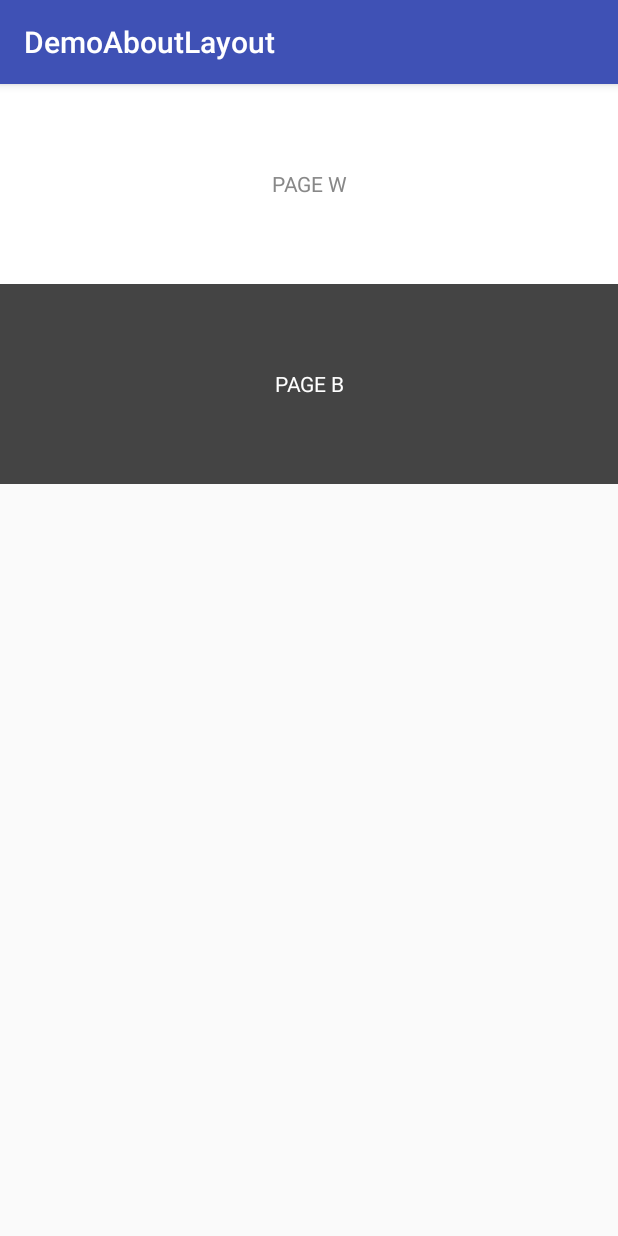
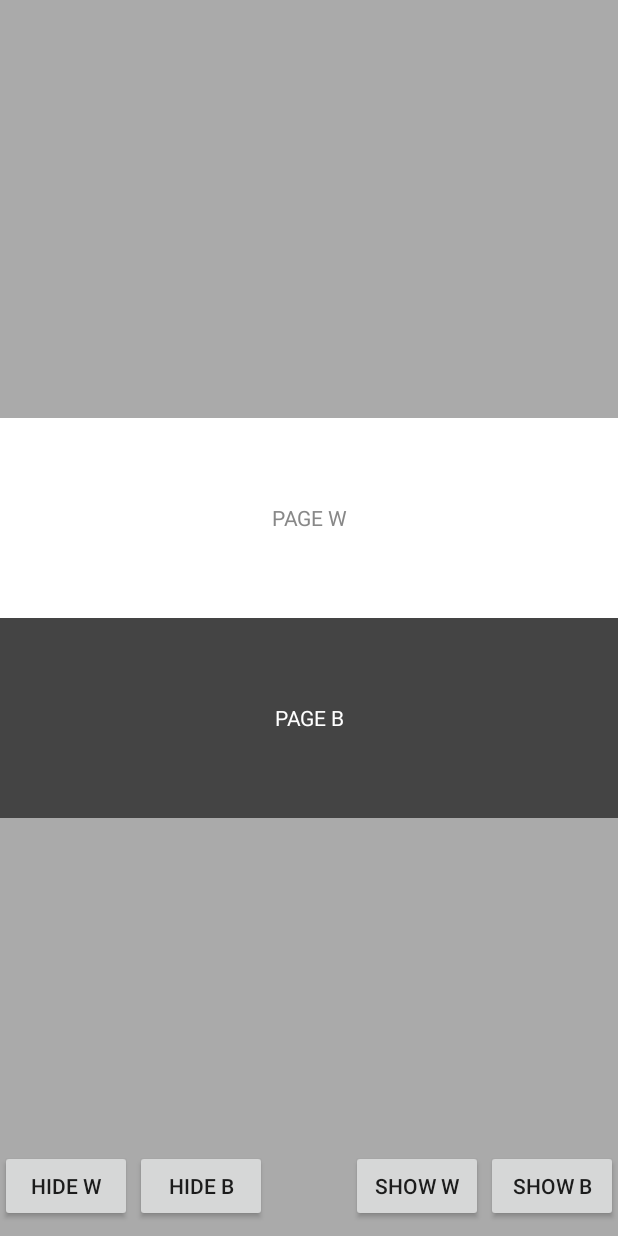
Before and after one commit to looa/DemoAboutLayout, an Android app: the screen it shows after launch (MainActivity), on a phone screen of 412 x 824 dp. Run offline under Robolectric (Android 15) with nearby library versions, the phone set to English and light mode, and no system bars.

```diff
--- a/app/src/main/java/org/looa/demoaboutlayout/MainActivity.java
+++ b/app/src/main/java/org/looa/demoaboutlayout/MainActivity.java
@@ -1,13 +1,46 @@
 package org.looa.demoaboutlayout;
 
-import android.support.v7.app.AppCompatActivity;
+import android.app.Activity;
 import android.os.Bundle;
+import android.view.View;
+import android.widget.Button;
 
-public class MainActivity extends AppCompatActivity {
+public class MainActivity extends Activity implements View.OnClickListener {
+
+    private MyView myView;
+    private Button button1, button2, button3, button4;
 
     @Override
     protected void onCreate(Bundle savedInstanceState) {
         super.onCreate(savedInstanceState);
         setContentView(R.layout.activity_main);
+
+        myView = (MyView) findViewById(R.id.my_view);
+
+        button1 = (Button) findViewById(R.id.button1);
+        button2 = (Button) findViewById(R.id.button2);
+        button3 = (Button) findViewById(R.id.button3);
+        button4 = (Button) findViewById(R.id.button4);
+
+        button1.setOnClickListener(this);
+        button2.setOnClickListener(this);
+        button3.setOnClickListener(this);
+        button4.setOnClickListener(this);
+    }
+
+    @Override
+    public void onClick(View v) {
+        if (v == button1) {
+            myView.hide(0);
+        }
+        if (v == button2) {
+            myView.hide(1);
+        }
+        if (v == button3) {
+            myView.show(0);
+        }
+        if (v == button4) {
+            myView.show(1);
+        }
     }
 }
--- a/app/src/main/java/org/looa/demoaboutlayout/MyView.java
+++ b/app/src/main/java/org/looa/demoaboutlayout/MyView.java
@@ -4,6 +4,7 @@ import android.content.Context;
 import android.graphics.Color;
 import android.util.AttributeSet;
 import android.view.Gravity;
+import android.view.View;
 import android.widget.LinearLayout;
 import android.widget.TextView;
 
@@ -51,4 +52,20 @@ public class MyView extends LinearLayout {
         addView(tv1, params1);
         addView(tv2, params2);
     }
+
+    public void hide(int position) {
+        View v = position == 0 ? tv1 : tv2;
+        if (v.getParent() == null) return;
+        detachViewFromParent(v);
+        invalidate();
+        requestLayout();
+    }
+
+    public void show(int position) {
+        View v = position == 0 ? tv1 : tv2;
+        if (v.getParent() != null) return;
+        attachViewToParent(v, 0, v.getLayoutParams());
+        invalidate();
+        requestLayout();
+    }
 }
--- a/app/src/main/res/layout/activity_main.xml
+++ b/app/src/main/res/layout/activity_main.xml
@@ -4,9 +4,51 @@
     android:id="@+id/activity_main"
     android:layout_width="match_parent"
     android:layout_height="match_parent"
+    android:background="@android:color/darker_gray"
     tools:context="org.looa.demoaboutlayout.MainActivity">
 
     <org.looa.demoaboutlayout.MyView
+        android:id="@+id/my_view"
         android:layout_width="match_parent"
-        android:layout_height="match_parent" />
+        android:layout_height="wrap_content"
+        android:layout_centerInParent="true"
+        android:background="@color/colorAccent"/>
+
+    <Button
+        android:id="@+id/button1"
+        android:layout_width="wrap_content"
+        android:layout_height="wrap_content"
+        android:layout_alignParentBottom="true"
+        android:layout_alignParentLeft="true"
+        android:layout_marginBottom="9dp"
+        android:text="Hide W" />
+
+    <Button
+        android:id="@+id/button2"
+        android:layout_width="wrap_content"
+        android:layout_height="wrap_content"
+        android:layout_marginLeft="90dp"
+        android:layout_alignParentBottom="true"
+        android:layout_alignParentLeft="true"
+        android:layout_marginBottom="9dp"
+        android:text="Hide B" />
+
+    <Button
+        android:id="@+id/button3"
+        android:layout_width="wrap_content"
+        android:layout_height="wrap_content"
+        android:layout_alignParentBottom="true"
+        android:layout_marginRight="90dp"
+        android:layout_alignParentRight="true"
+        android:layout_marginBottom="9dp"
+        android:text="Show W" />
+
+    <Button
+        android:id="@+id/button4"
+        android:layout_width="wrap_content"
+        android:layout_height="wrap_content"
+        android:layout_alignParentBottom="true"
+        android:layout_alignParentRight="true"
+        android:layout_marginBottom="9dp"
+        android:text="Show B" />
 </RelativeLayout>
```
